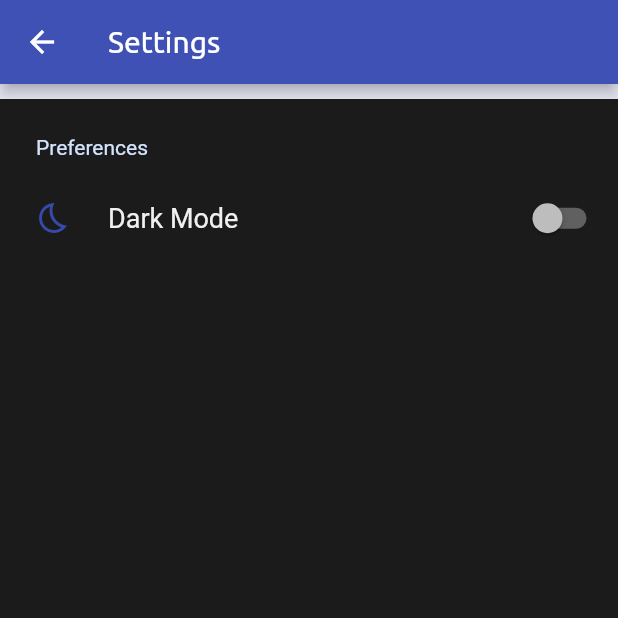
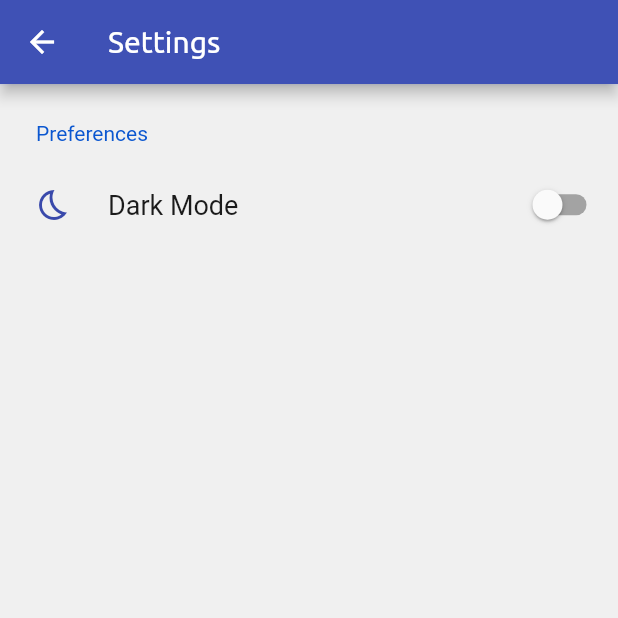
Before and after one commit to DeleMike/trivia, a Flutter app: the Settings screen opened by its route, on a phone screen of 412 x 824 dp, the top half of it. Run offline on Flutter 3.47's test engine with Material 2 defaults, Android fonts, the light colour scheme and no system bars; drawn by our look-alikes of settings_ui; our stand-ins replace image_picker, lottie, shared_preferences, sqflite; accounts and stored records are empty; project files that could hold a hidden picture were left out.

Commit message:
change app brightness setting

```diff
--- a/lib/models/styles.dart
+++ b/lib/models/styles.dart
@@ -9,7 +9,7 @@ class Styles {
       primaryColor: isDarkTheme ? Colors.black : Colors.indigo,
       accentColor: isDarkTheme ? Colors.black : Color(0xff3f51b5),
       canvasColor: isDarkTheme ? Colors.grey[900] : Colors.indigo[50],
-      brightness: isDarkTheme ? Brightness.light : Brightness.dark,
+      brightness: isDarkTheme ? Brightness.dark : Brightness.light,
 
       fontFamily: 'Ubuntu',
        accentColorBrightness: Brightness.dark,
--- a/lib/screens/settings.dart
+++ b/lib/screens/settings.dart
@@ -19,7 +19,7 @@ class _SettingsState extends State<Settings> {
     return Scaffold(
       appBar: AppBar(title: Text('Settings')),
       body: Container(
-        padding: const EdgeInsets.only(top: 10.0),
+        padding: const EdgeInsets.only(top: 1.0),
         child: SettingsList(
           sections: [
             SettingsSection(
```
